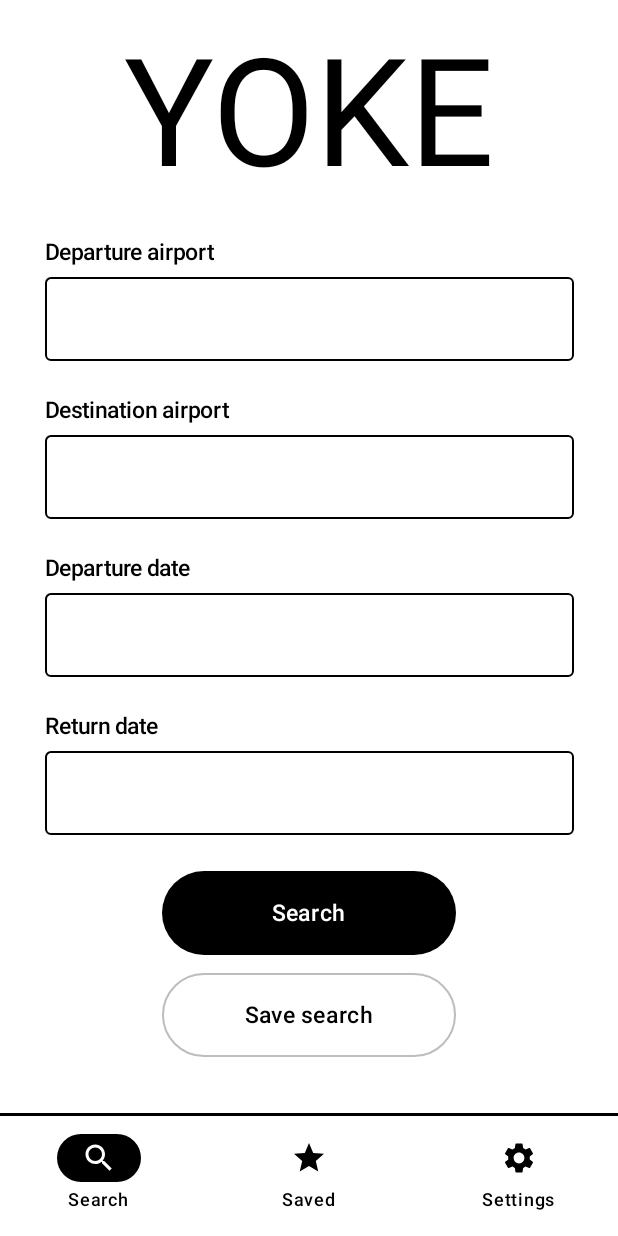
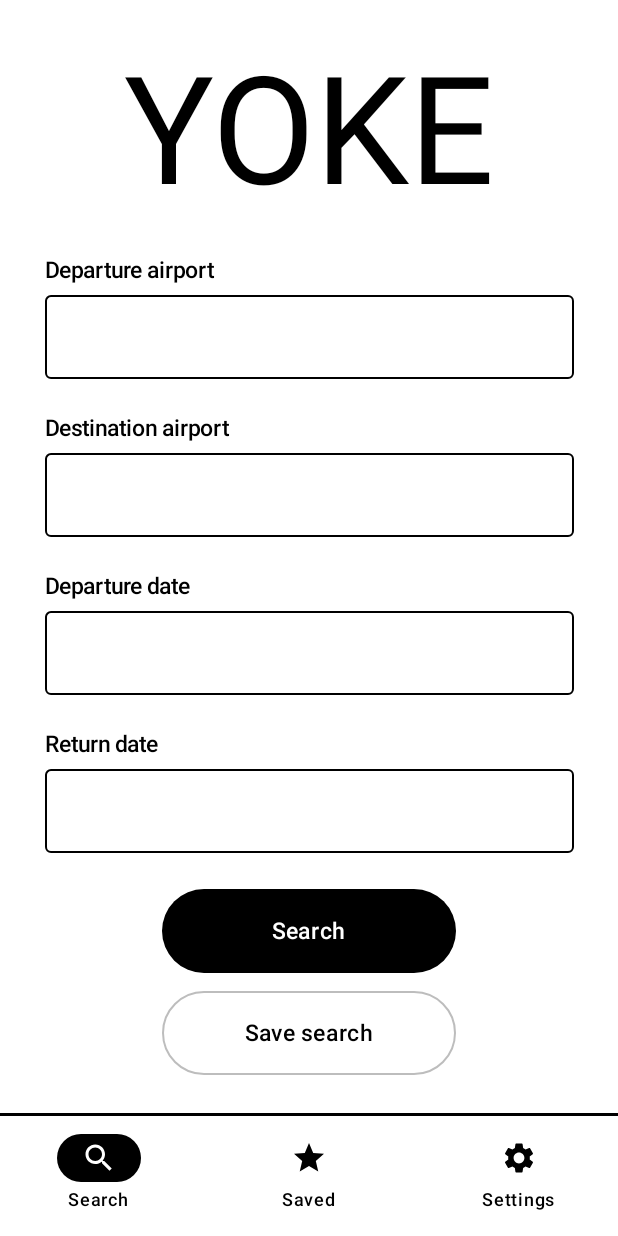
Before and after one commit to K31H/Yoke, an Android app built with Jetpack Compose: the screen it shows after launch (MainActivity), on a phone screen of 412 x 824 dp. Run offline under Robolectric (Android 15) with nearby library versions, the phone set to English and light mode, and no system bars.

Commit message:
update spacer height in InputScreen

```diff
--- a/app/src/main/java/com/k3h/yoke/InputScreen.kt
+++ b/app/src/main/java/com/k3h/yoke/InputScreen.kt
@@ -60,7 +60,7 @@ fun InputScreen(
                     .padding(horizontal = 10.dp, vertical = 10.dp),
                 horizontalAlignment = Alignment.CenterHorizontally,
             ) {
-                Spacer(Modifier.height(8.dp))
+                Spacer(modifier = Modifier.height(20.dp))
 
                 Text(text = "YOKE", style = MaterialTheme.typography.displayLarge, maxLines = 1)
 
```
